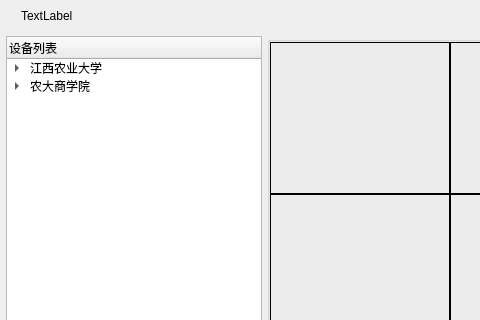
JeannieWay/FireDetection, file mainframe.ui: the form before one commit; both pictures show x 0 to 480 and y 0 to 320 of the 1000 by 658 pixel window.
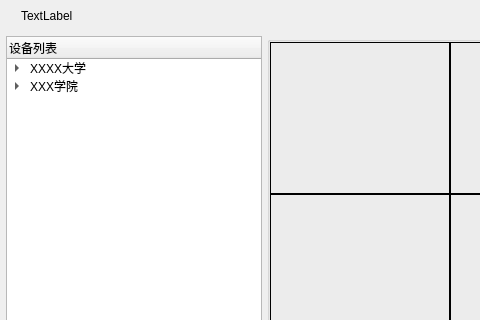
The form after the commit. Icons and pictures are not drawn.

```diff
--- a/mainframe.ui
+++ b/mainframe.ui
@@ -310,7 +310,7 @@
         </column>
         <item>
          <property name="text">
-          <string>江西农业大学</string>
+          <string>XXXX大学</string>
          </property>
          <property name="icon">
           <iconset resource="images.qrc">
@@ -454,7 +454,7 @@
         </item>
         <item>
          <property name="text">
-          <string>农大商学院</string>
+          <string>XXX学院</string>
          </property>
          <property name="icon">
           <iconset resource="images.qrc">
```
Left out of the diff: 2 changed lines with no effect on the pictures.
